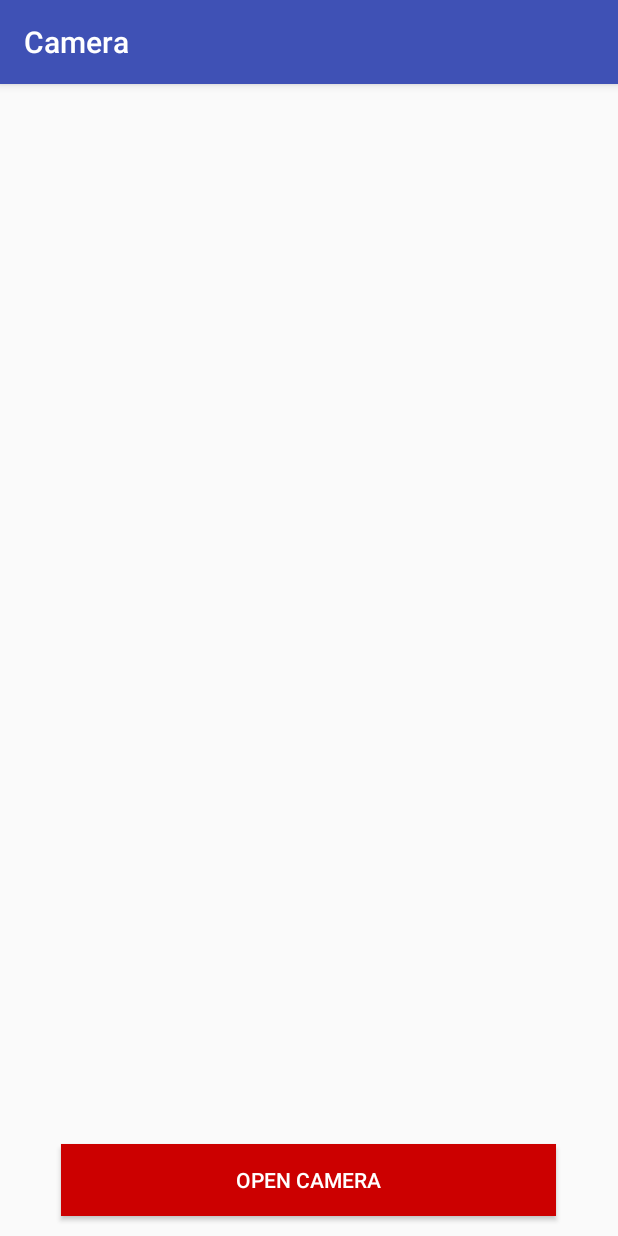
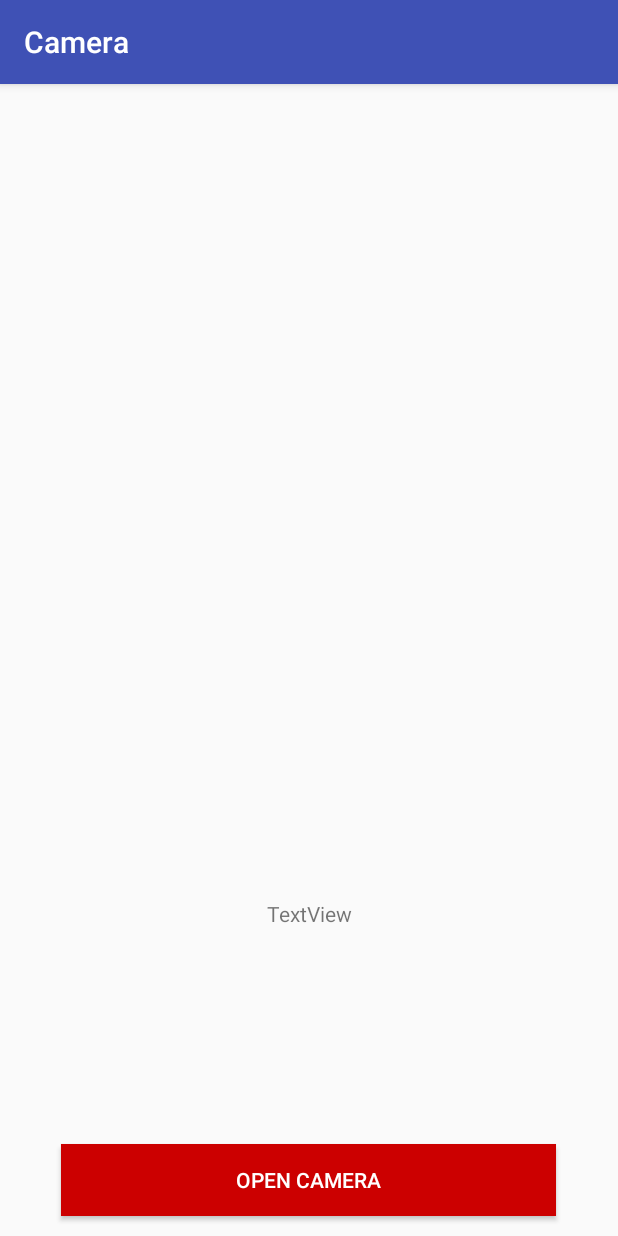
Before and after one commit to GKohavi/wehaveissues, an Android app: the screen it shows after launch (MainActivity), on a phone screen of 412 x 824 dp. Run offline under Robolectric (Android 15) with nearby library versions, the phone set to English and light mode, and no system bars.

Commit message:
In process of adding location service

```diff
--- a/Camera/app/build.gradle
+++ b/Camera/app/build.gradle
@@ -1,3 +1,4 @@
+//noinspection GradleCompatible
 apply plugin: 'com.android.application'
 
 android {
@@ -26,5 +27,7 @@ dependencies {
     })
     compile 'com.android.support:appcompat-v7:26.+'
     compile 'com.android.support.constraint:constraint-layout:1.0.2'
+    compile 'com.google.android.gms:play-services:9.0.2'
+    "com.android.support:support-v4:23.0.0"
     testCompile 'junit:junit:4.12'
 }
--- a/Camera/app/src/main/java/com/example/gefenkohavi/camera/MainActivity.java
+++ b/Camera/app/src/main/java/com/example/gefenkohavi/camera/MainActivity.java
@@ -1,18 +1,39 @@
 package com.example.gefenkohavi.camera;
 
+import android.Manifest;
+import android.app.Activity;
+import android.content.Context;
 import android.content.Intent;
+import android.content.pm.PackageManager;
 import android.graphics.Bitmap;
+import android.location.Location;
+import android.location.LocationManager;
 import android.media.Image;
 import android.provider.MediaStore;
+import android.support.v4.app.ActivityCompat;
 import android.support.v7.app.AppCompatActivity;
 import android.os.Bundle;
+import android.util.Log;
 import android.view.View;
 import android.widget.Button;
 import android.widget.ImageView;
+import android.location.LocationListener;
+import android.widget.TextView;
 
-public class MainActivity extends AppCompatActivity {
+public class MainActivity extends AppCompatActivity implements LocationListener {
 
-    ImageView imageView;
+
+    protected LocationManager locationManager;
+    protected LocationListener locationListener;
+    protected Context context;
+    TextView txtLat;
+    String lat;
+    String provider;
+    protected String latitude, longitude;
+    protected boolean gps_enabled, network_enabled;
+
+
+    ImageView imageView1;
     ImageView imageView2;
     Bitmap[] bits = {null, null};
     int i = 0;
@@ -23,8 +44,26 @@ public class MainActivity extends AppCompatActivity {
         setContentView(R.layout.activity_main);
 
         Button btnCamera = (Button) findViewById(R.id.btnCamera);
-        imageView = (ImageView) findViewById(R.id.imageView);
+        imageView1 = (ImageView) findViewById(R.id.imageView1);
         imageView2 = (ImageView) findViewById(R.id.imageView2);
+        txtLat = (TextView) findViewById(R.id.textView1);
+
+
+        locationManager = (LocationManager) getSystemService(Context.LOCATION_SERVICE);
+//        if (ActivityCompat.checkSelfPermission(this, Manifest.permission.ACCESS_FINE_LOCATION) != PackageManager.PERMISSION_GRANTED && ActivityCompat.checkSelfPermission(this, Manifest.permission.ACCESS_COARSE_LOCATION) != PackageManager.PERMISSION_GRANTED) {
+//            // TODO: Consider calling
+//            //    ActivityCompat#requestPermissions
+//            ActivityCompat.requestPermissions(this,
+//                    new String[]{Manifest.permission.ACCESS_FINE_LOCATION},
+//                    REQUEST_LOCATION);
+//            // here to request the missing permissions, and then overriding
+//            //   public void onRequestPermissionsResult(int requestCode, String[] permissions,
+//            //                                          int[] grantResults)
+//            // to handle the case where the user grants the permission. See the documentation
+//            // for ActivityCompat#requestPermissions for more details.
+//            return;
+//        }
+//        locationManager.requestLocationUpdates(LocationManager.GPS_PROVIDER, 0, 0, this);
 
         btnCamera.setOnClickListener(new View.OnClickListener() {
             @Override
@@ -41,7 +80,31 @@ public class MainActivity extends AppCompatActivity {
         Bitmap bitmap = (Bitmap) data.getExtras().get("data");
         bits[i%2] = bitmap;
         i++;
-        imageView.setImageBitmap(bits[0]);
+        imageView1.setImageBitmap(bits[0]);
         imageView2.setImageBitmap(bits[1]);
     }
+
+    @Override
+    public void onLocationChanged(Location location) {
+        txtLat = (TextView) findViewById(R.id.textView1);
+        txtLat.setText("Latitude:" + location.getLatitude() + ", Longitude:" + location.getLongitude());
+    }
+
+    @Override
+    public void onProviderDisabled(String provider) {
+        Log.d("Latitude","disable");
+    }
+
+    @Override
+    public void onProviderEnabled(String provider) {
+        Log.d("Latitude","enable");
+    }
+
+    @Override
+    public void onStatusChanged(String provider, int status, Bundle extras) {
+        Log.d("Latitude","status");
+    }
+
+
+
 }
--- a/Camera/app/src/main/res/layout/activity_main.xml
+++ b/Camera/app/src/main/res/layout/activity_main.xml
@@ -20,7 +20,7 @@
         android:layout_marginBottom="13dp" />
 
     <ImageView
-        android:id="@+id/imageView"
+        android:id="@+id/imageView1"
         android:layout_width="match_parent"
         android:layout_height="200dp"
         android:layout_weight="9"
@@ -37,4 +37,14 @@
         android:layout_alignParentTop="true"
         android:layout_weight="9" />
 
+    <TextView
+        android:id="@+id/textView1"
+        android:layout_width="match_parent"
+        android:layout_height="match_parent"
+        android:layout_centerHorizontal="true"
+        android:gravity="center"
+        android:text="TextView"
+        android:layout_above="@+id/btnCamera"
+        android:layout_below="@+id/imageView1" />
+
 </RelativeLayout>
--- a/Camera/build.gradle
+++ b/Camera/build.gradle
@@ -6,6 +6,7 @@ buildscript {
     }
     dependencies {
         classpath 'com.android.tools.build:gradle:2.3.3'
+        "com.android.support:support-v4:23.0.0"
 
         // NOTE: Do not place your application dependencies here; they belong
         // in the individual module build.gradle files
```
Also changed, not shown: Camera/app/src/main/AndroidManifest.xml (+16 -0 lines).
